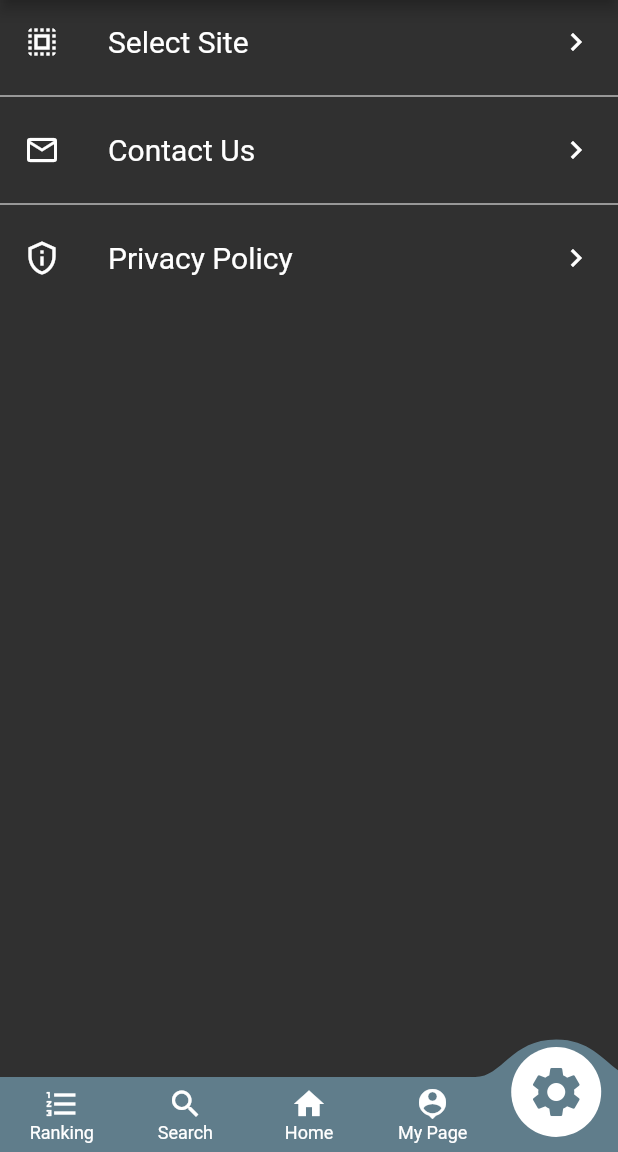
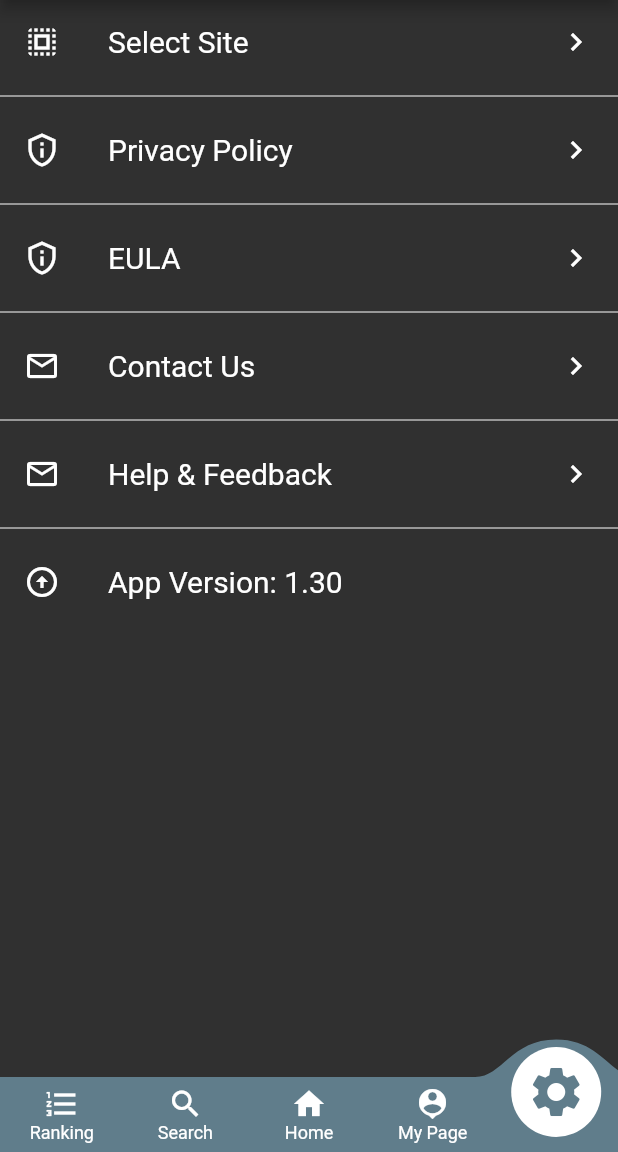
Before and after one commit to ponyo877-debug/news-app-front, a Flutter app: the screen it shows after launch, item 5 of the bottom bar chosen, on a phone screen of 412 x 824 dp, the part 84-1236 px from its top. Run offline on Flutter 3.47's test engine with Material 2 defaults, Android fonts, the phone set to English and light mode, and no system bars; drawn by our look-alikes of convex_bottom_bar; our stand-ins replace cached_network_image, flutter_riverpod, google_fonts, hive, state_notifier, webview_flutter; missing offline and left inert: admob_flutter, flutter_share, flutter_user_agent; accounts and stored records are empty; generated files the repository leaves out were written again; network calls fail; Roboto replaces fonts that are missing (M PLUS Rounded 1c); project files that could hold a hidden picture were left out.

Commit message:
add eula & Help_Feedback & App Version

```diff
--- a/lib/screens/setting_screen.dart
+++ b/lib/screens/setting_screen.dart
@@ -12,7 +12,9 @@ class SettingInfo {
 class SettingScreen extends StatelessWidget {
   SettingScreen._internal();
   String _contactURL;
+  String _eulaURL;
   String _PPURL;
+  String _reportURL;
   List<SettingInfo> _settingTabs;
 
   factory SettingScreen() {
@@ -20,9 +22,26 @@ class SettingScreen extends StatelessWidget {
     _settingScreen._contactURL =
         "https://docs.google.com/forms/d/e/1FAIpQLSd-fuupDifDoJQ1uTkdyUCgzEiNvfUzdJe0YOhPfdSC3U2Erw/viewform?usp=sf_link";
     _settingScreen._PPURL = "http://gitouhon-juku-k8s2.ga/privacy_policy/";
+    _settingScreen._eulaURL = "http://gitouhon-juku-k8s2.ga/eula/";
+    _settingScreen._reportURL =
+        "https://docs.google.com/forms/d/e/1FAIpQLSfKg5WOizYtdmAUdTUGvGoOTxHeARTzyiomS6fSiV8f6DfFVQ/viewform?usp=sf_link";
 
     _settingScreen._settingTabs = [
       SettingInfo(Icons.select_all, 'Select Site', SelectSites()),
+      SettingInfo(
+          Icons.privacy_tip_outlined,
+          'Privacy Policy',
+          NormalWebView(
+            title: "Privacy Policy",
+            selectedUrl: _settingScreen._PPURL,
+          )),
+      SettingInfo(
+          Icons.privacy_tip_outlined,
+          'EULA',
+          NormalWebView(
+            title: "EULA",
+            selectedUrl: _settingScreen._eulaURL,
+          )),
       SettingInfo(
           Icons.email_outlined,
           'Contact Us',
@@ -31,12 +50,13 @@ class SettingScreen extends StatelessWidget {
             selectedUrl: _settingScreen._contactURL,
           )),
       SettingInfo(
-          Icons.privacy_tip_outlined,
-          'Privacy Policy',
+          Icons.email_outlined,
+          'Help & Feedback',
           NormalWebView(
-            title: "Privacy Policy",
-            selectedUrl: _settingScreen._PPURL,
+            title: "Help & Feedback",
+            selectedUrl: _settingScreen._reportURL,
           )),
+      SettingInfo(Icons.arrow_circle_up, 'App Version: 1.30', null),
     ];
     return _settingScreen;
   }
@@ -55,11 +75,15 @@ class SettingScreen extends StatelessWidget {
               _settingTabs[index].title,
               style: TextStyle(fontSize: 20),
             ),
-            trailing: Icon(Icons.keyboard_arrow_right),
-            onTap: () async {
-              await Navigator.of(context).push(MaterialPageRoute(
-                  builder: (context) => _settingTabs[index].widget));
-            },
+            trailing: _settingTabs[index].title.contains('Version')
+                ? null
+                : Icon(Icons.keyboard_arrow_right),
+            onTap: _settingTabs[index].title.contains('Version')
+                ? null
+                : () async {
+                    await Navigator.of(context).push(MaterialPageRoute(
+                        builder: (context) => _settingTabs[index].widget));
+                  },
           );
         },
       ),
```
